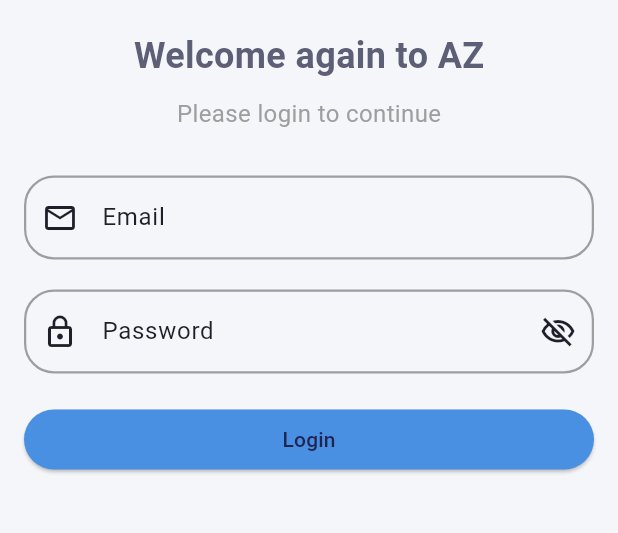
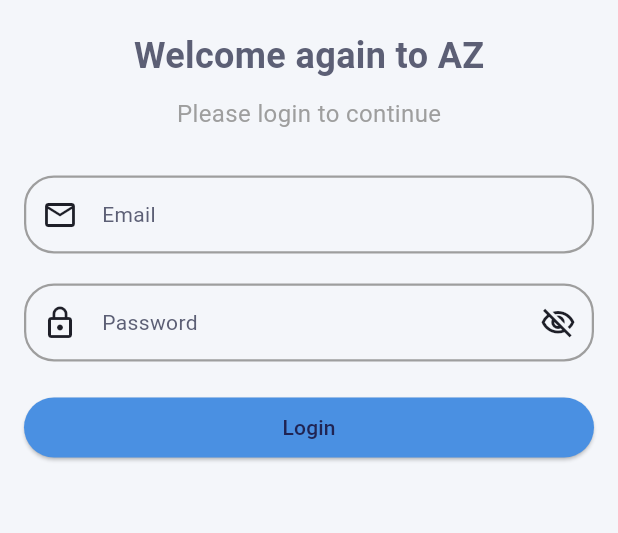
Before and after one commit to mhammadgammal/az_demo, a Flutter app: the LoginScreen screen opened by its route, on a phone screen of 412 x 824 dp, the part 345-878 px from its top. Run offline on Flutter 3.47's test engine with Material 3 defaults, Android fonts, the phone set to English and light mode, and no system bars; our stand-ins replace bloc, flutter_bloc, shared_preferences, shimmer, smooth_page_indicator; accounts and stored records are empty.

Commit message:
change selection text color

```diff
--- a/lib/core/widgets/animated_text_form_field.dart
+++ b/lib/core/widgets/animated_text_form_field.dart
@@ -93,7 +93,7 @@ class _AnimatedTextFormFieldState extends State<AnimatedTextFormField>
         maxLines: widget.maxLines,
         minLines: widget.minLines,
         labelColor: widget.labelColor,
-        iconColor: widget.iconColor,
+        // iconColor: widget.iconColor,
         textFieldTextColor: widget.textFieldTextColor,
         onChanged: widget.onChanged,
         cursorColor: widget.cursorColor,
--- a/lib/core/widgets/app_text_form_field.dart
+++ b/lib/core/widgets/app_text_form_field.dart
@@ -17,7 +17,6 @@ class AppTextFormField extends StatefulWidget {
     this.maxLines,
     this.minLines,
     this.labelColor = AppColors.lightTextPrimary,
-    this.iconColor = AppColors.lightTextPrimary,
     this.textFieldTextColor = AppColors.lightPrimary,
     this.onChanged,
     this.cursorColor = AppColors.lightPrimary,
@@ -41,7 +40,8 @@ class AppTextFormField extends StatefulWidget {
   final bool isEnabled;
   final String? initialValue;
   final Color labelColor;
-  final Color iconColor;
+
+  // final Color iconColor;
   final Color textFieldTextColor;
   final Color cursorColor;
   final int? maxLength;
@@ -57,20 +57,20 @@ class _AppTextFormFieldState extends State<AppTextFormField> {
     return Theme(
       data: Theme.of(context).copyWith(
         textSelectionTheme: const TextSelectionThemeData(
-          selectionHandleColor: AppColors.lightPrimary,
-          selectionColor: AppColors.lightPrimary,
+          selectionHandleColor: Colors.grey,
+          selectionColor: Colors.grey,
         ),
       ),
       child: TextFormField(
         controller: widget.controller,
         keyboardType: widget.inputType,
-        style: TextStyle(color: widget.textFieldTextColor),
+        style: Theme.of(context).textTheme.bodyMedium,
         decoration: InputDecoration(
           labelText: widget.fieldLabel,
-          labelStyle: TextStyle(color: widget.labelColor),
+          labelStyle: Theme.of(context).textTheme.bodyMedium,
           prefixIcon: widget.icon,
           suffixIcon: widget.suffixIcon,
-          prefixIconColor: widget.iconColor,
+          // prefixIconColor: widget.iconColor,
           border: OutlineInputBorder(
             borderRadius: BorderRadius.circular(20.0),
             borderSide: const BorderSide(color: Colors.grey, width: 1.5),
```
